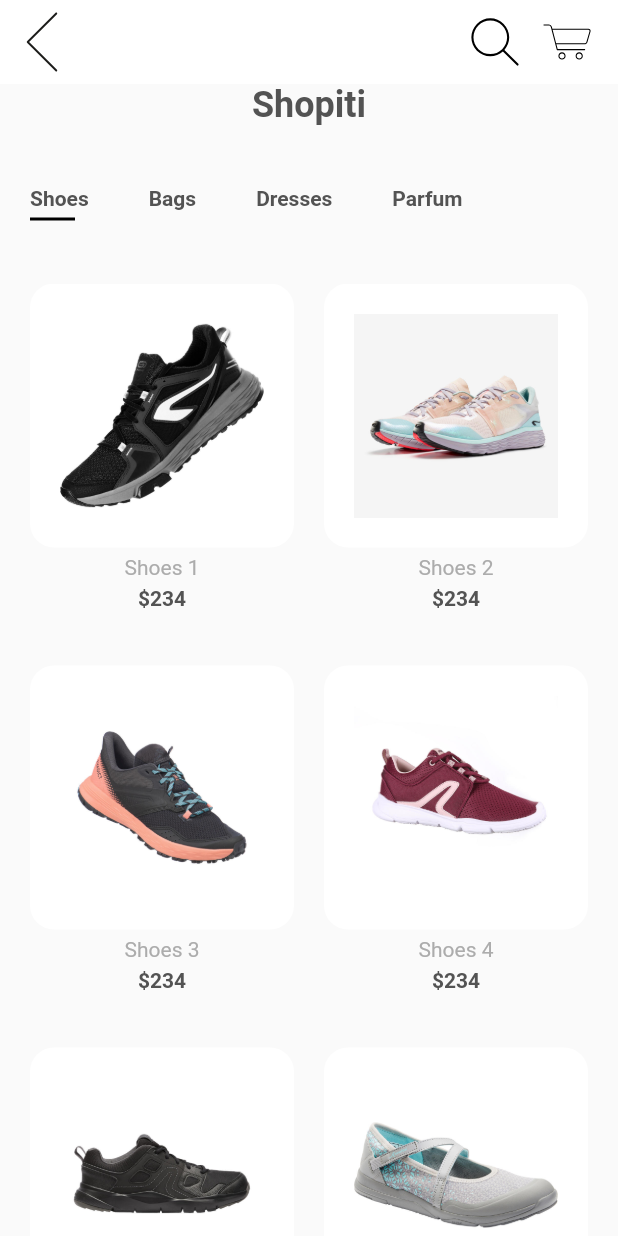
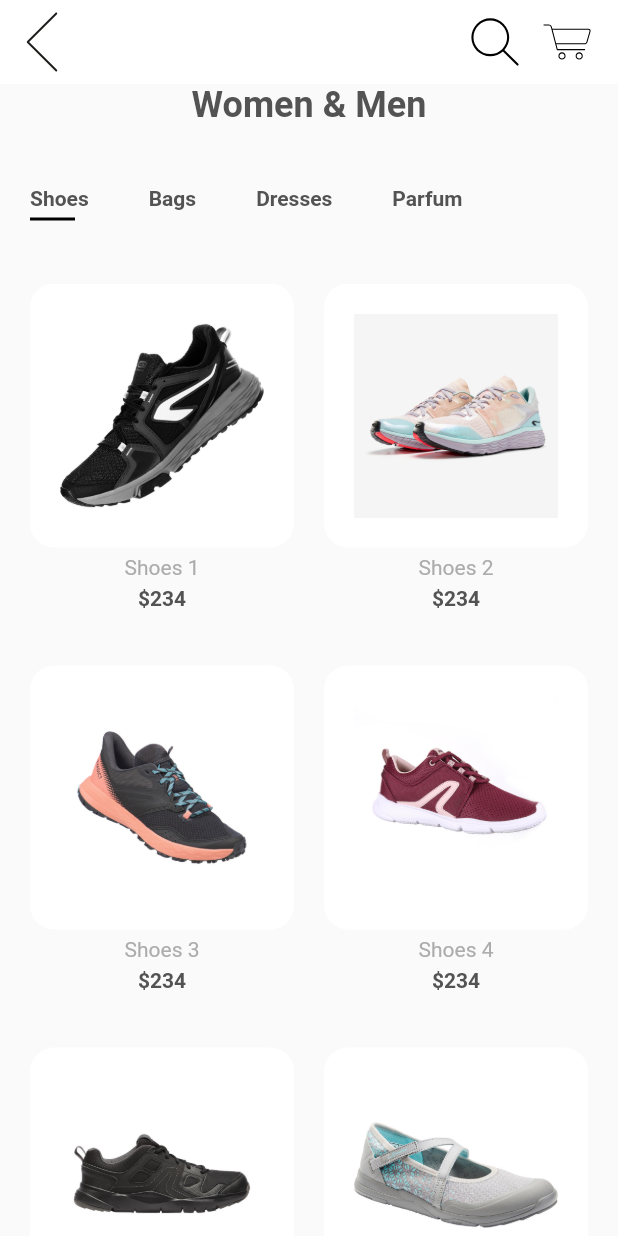
Before and after one commit to soniabahri/Shop-Mobile-App, a Flutter app: the screen it shows after launch, on a phone screen of 412 x 824 dp. Run offline on Flutter 3.47's test engine with Material 2 defaults, Android fonts, the phone set to English and light mode, and no system bars; our stand-ins replace flutter_svg.

Commit message:
i am soooo tired :'(

```diff
--- a/lib/screens/home/components/body.dart
+++ b/lib/screens/home/components/body.dart
@@ -18,7 +18,7 @@ class Body extends StatelessWidget {
         Padding(
           padding: const EdgeInsets.symmetric(horizontal: kDefalutPaddin),
           child: Text(
-            "Shopiti",
+            "Women & Men",
             style: Theme.of(context)
                 .textTheme
                 .headline5
```
